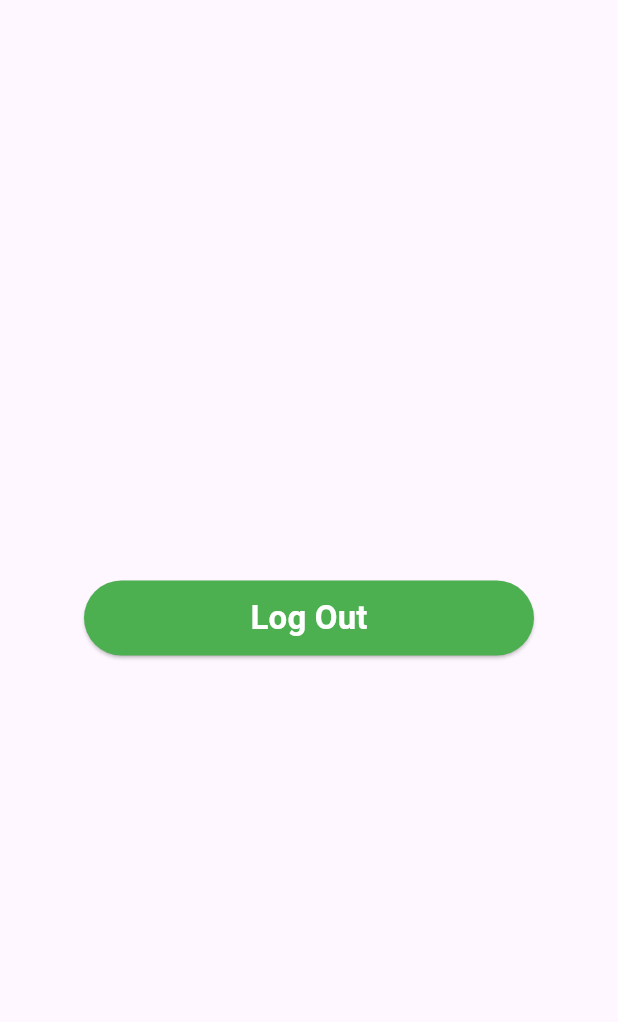
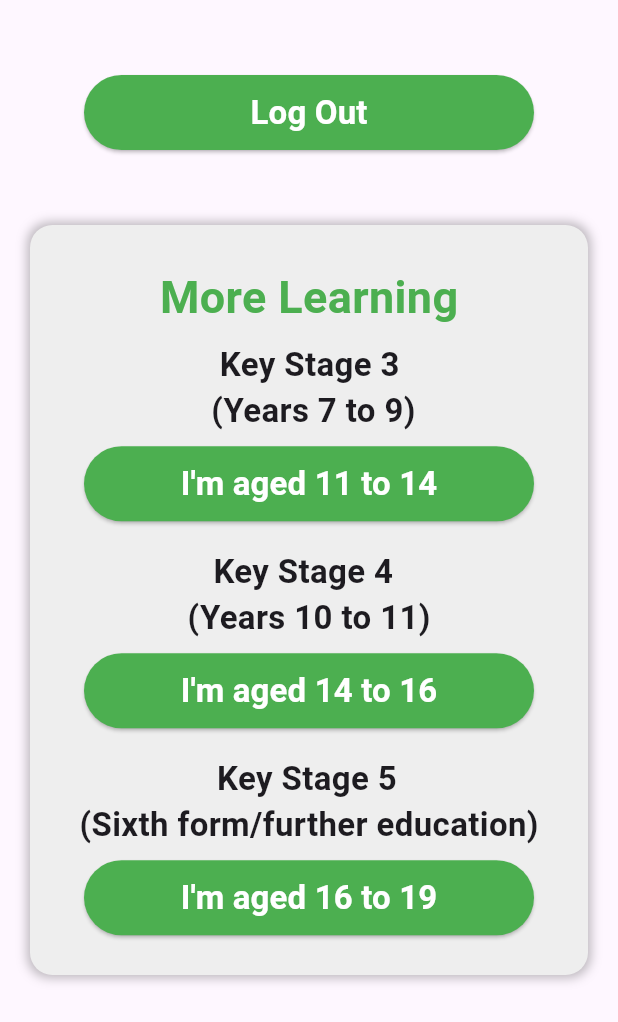
Before and after one commit to LTownsend99/Savings_Application, a Flutter app: the SettingsPage screen opened directly, on a phone screen of 412 x 824 dp. Shown: the top 1022 px of the screen. Run offline on Flutter 3.47's test engine with Material 3 defaults, Android fonts, the phone set to English and light mode, and no system bars; our stand-ins replace pie_chart; accounts and stored records are empty.

Commit message:
add buttons for extra learning material

```diff
--- a/lib/pages/settings.dart
+++ b/lib/pages/settings.dart
@@ -1,22 +1,40 @@
 import 'package:flutter/material.dart';
+import 'package:savings_application/helpers/helpers.dart';
 import 'package:savings_application/main.dart';
+import 'package:url_launcher/url_launcher.dart';
 
 class SettingsPage extends StatelessWidget {
   const SettingsPage({super.key});
 
   void _logout(BuildContext context) {
-    // Navigate back to the initial LoginPage by replacing the entire navigation stack
     Navigator.pushAndRemoveUntil(
       context,
-      MaterialPageRoute(builder: (context) => MyApp()), // Restart app
-          (route) => false, // Remove all previous routes
+      MaterialPageRoute(builder: (context) => MyApp()),
+          (route) => false,
     );
+  }
+
+  void _launchURL(Uri url) async {
+    try {
+      // Ensure the URL is valid and can be launched
+      if (await canLaunch(url.toString())) {
+        await launchUrl(url);
+      } else {
+        throw 'Could not launch $url';
+      }
+    } catch (e) {
+      print('Error launching URL: $e');
+    }
   }
 
   @override
   Widget build(BuildContext context) {
     return Scaffold(
-      body: Center(
+      body: Column(
+        mainAxisAlignment: MainAxisAlignment.start,
+        children: [
+          SizedBox(height: 50), // Space from the top
+          Center(
             child: ElevatedButton(
               onPressed: () => _logout(context),
               style: ElevatedButton.styleFrom(
@@ -24,7 +42,8 @@ class SettingsPage extends StatelessWidget {
                 foregroundColor: Colors.white,
                 minimumSize: Size(300, 50),
               ),
-          child: Text("Log Out",
+              child: Text(
+                "Log Out",
                 style: TextStyle(
                   fontWeight: FontWeight.bold,
                   fontSize: 22,
@@ -32,6 +51,126 @@ class SettingsPage extends StatelessWidget {
               ),
             ),
           ),
+          SizedBox(height: 50), // Space between logout and More Learning section
+          SizedBox(
+            height: 500, // Adjust this value to control the height of the box
+            width: double.infinity, // Makes it as wide as the screen
+            child: Padding(
+              padding: EdgeInsets.symmetric(horizontal: 20),
+              child: Container(
+                padding: EdgeInsets.all(20),
+                decoration: BoxDecoration(
+                  color: Colors.grey[200],
+                  borderRadius: BorderRadius.circular(15),
+                  boxShadow: [
+                    BoxShadow(
+                      color: Colors.black26,
+                      blurRadius: 5,
+                      spreadRadius: 2,
+                    ),
+                  ],
+                ),
+                child: Column(
+                  mainAxisAlignment: MainAxisAlignment.center,
+                  children: [
+                    Text(
+                      "More Learning",
+                      style: TextStyle(
+                        fontSize: 30,
+                        fontWeight: FontWeight.bold,
+                        color: Helpers.getTitleColour()
+                      ),
+                    ),
+                    Padding(
+                      padding: const EdgeInsets.all(8.0),
+                      child: Text(
+                        "  Key Stage 3 \n (Years 7 to 9)",
+                        style: TextStyle(
+                          fontWeight: FontWeight.bold,
+                          fontSize: 22,
+                        ),
+                      ),
+                    ),
+                    ElevatedButton(
+                      onPressed: () {
+                        Uri url = Uri.parse('https://ybsmoneyminds.co.uk/money-minds');
+
+                        _launchURL(url);
+
+                      },
+                      style: ElevatedButton.styleFrom(
+                        backgroundColor: Colors.green,
+                        foregroundColor: Colors.white,
+                        minimumSize: Size(300, 50),
+                      ),
+                      child: Text(
+                        "I'm aged 11 to 14",
+                        style: TextStyle(
+                          fontWeight: FontWeight.bold,
+                          fontSize: 22,
+                        ),
+                      ),
+                    ),
+                    SizedBox(height: 10),
+                    Padding(
+                      padding: const EdgeInsets.all(8.0),
+                      child: Text(
+                        "   Key Stage 4\n(Years 10 to 11)",
+                        style: TextStyle(
+                          fontWeight: FontWeight.bold,
+                          fontSize: 22,
+                        ),
+                      ),
+                    ),
+                    ElevatedButton(
+                      onPressed: () => _logout(context),
+                      style: ElevatedButton.styleFrom(
+                        backgroundColor: Colors.green,
+                        foregroundColor: Colors.white,
+                        minimumSize: Size(300, 50),
+                      ),
+                      child: Text(
+                        "I'm aged 14 to 16",
+                        style: TextStyle(
+                          fontWeight: FontWeight.bold,
+                          fontSize: 22,
+                        ),
+                      ),
+                    ),
+                    SizedBox(height: 10),
+                    Padding(
+                      padding: const EdgeInsets.all(8.0),
+                      child: Text(
+                        "                Key Stage 5 \n(Sixth form/further education)",
+                        style: TextStyle(
+                          fontWeight: FontWeight.bold,
+                          fontSize: 22,
+                        ),
+                      ),
+                    ),
+                    ElevatedButton(
+                      onPressed: () => _logout(context),
+                      style: ElevatedButton.styleFrom(
+                        backgroundColor: Colors.green,
+                        foregroundColor: Colors.white,
+                        minimumSize: Size(300, 50),
+                      ),
+                      child: Text(
+                        "I'm aged 16 to 19",
+                        style: TextStyle(
+                          fontWeight: FontWeight.bold,
+                          fontSize: 22,
+                        ),
+                      ),
+                    ),
+                  ],
+                ),
+              ),
+            ),
+          ),
+
+        ],
+      ),
     );
   }
 }
```
Lines whose indentation alone changed are shown as unchanged.
